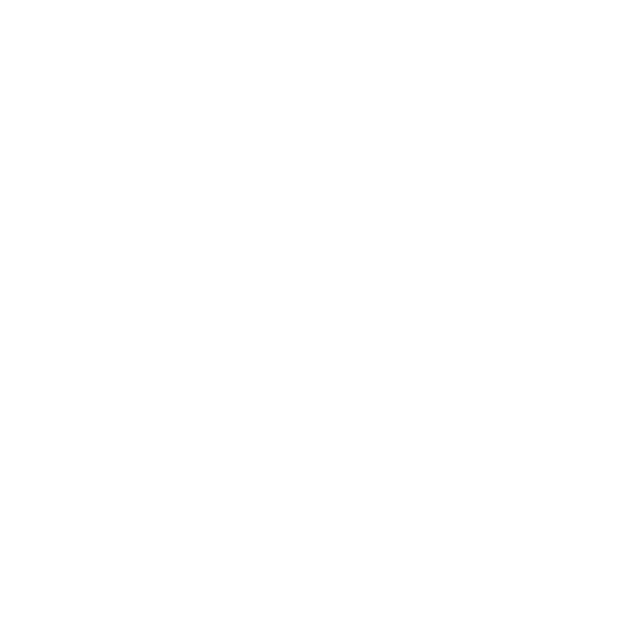
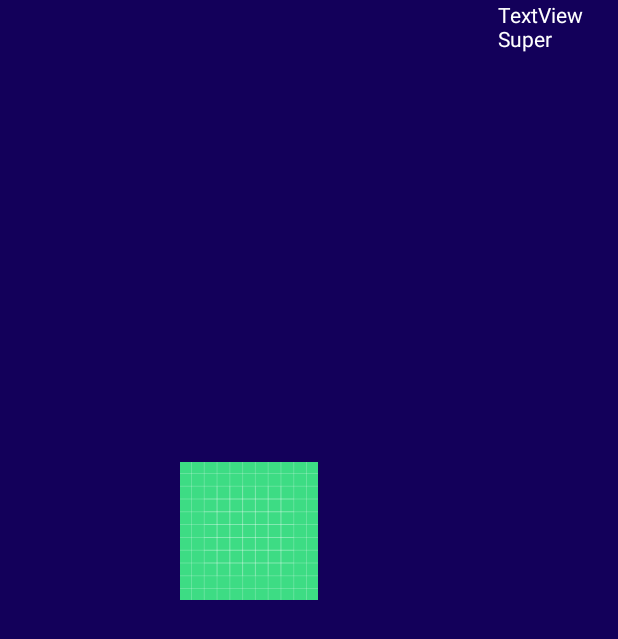
Before and after one commit to Pav10s/FinalProject, an Android app: the Splash screen opened directly, with no data from a screen before it, on a phone screen of 412 x 824 dp. Before the commit the part shown is empty. Shown: the top 639 px of the screen. Run offline under Robolectric (Android 15) with nearby library versions, the phone set to English and light mode, and no system bars; our stand-ins replace Firebase (no records; nobody signed in at launch, a user with empty details on screens opened directly).

Commit message:
Changes in Splash Screen

```diff
--- a/app/src/main/java/com/example/finalproject/SignUp.java
+++ b/app/src/main/java/com/example/finalproject/SignUp.java
@@ -66,7 +66,7 @@ public class SignUp extends AppCompatActivity {
                         Toast.makeText(SignUp.this,"User Registered",Toast.LENGTH_LONG).show();
                         startActivity(new Intent(SignUp.this,Login.class));
                     }else{
-                        Toast.makeText(SignUp.this,"Registration Unsuccessful" + task.getException().getMessage(),Toast.LENGTH_LONG).show();
+                        Toast.makeText(SignUp.this,"Registration Unsuccessful " + task.getException().getMessage(),Toast.LENGTH_LONG).show();
                     }
                 }
             });
--- a/app/src/main/java/com/example/finalproject/Splash.java
+++ b/app/src/main/java/com/example/finalproject/Splash.java
@@ -14,7 +14,7 @@ public class Splash extends AppCompatActivity {
     @Override
     protected void onCreate(Bundle savedInstanceState) {
         super.onCreate(savedInstanceState);
-
+        setContentView(R.layout.activity_splash);
         getSupportActionBar().hide();
 
         new Handler().postDelayed(new Runnable() {
@@ -29,7 +29,7 @@ public class Splash extends AppCompatActivity {
                 else
                     startActivity(new Intent(Splash.this, MainActivity.class));
             }
-        },2000);
+        },500);
 
 
     }
--- a/app/src/main/res/layout/activity_splash.xml
+++ b/app/src/main/res/layout/activity_splash.xml
@@ -16,6 +16,15 @@
         android:layout_weight="1"
         android:layout_marginHorizontal="120dp"
         android:layout_marginVertical="300dp"
-        app:srcCompat="@drawable/ic_launcher_background" />
+        app:srcCompat="@drawable/ic_launcher_background"
+        />
+
+    <TextView
+        android:id="@+id/textView3"
+        android:layout_width="wrap_content"
+        android:textColor="#ffffff"
+        android:layout_height="wrap_content"
+        android:layout_weight="1"
+        android:text="TextView Super" />
 
 </LinearLayout>
```
Also changed, not shown: app/src/main/java/com/example/finalproject/Login.java (+8 -6 lines), app/src/main/java/com/example/finalproject/MainActivity.java (+9 -0 lines).
